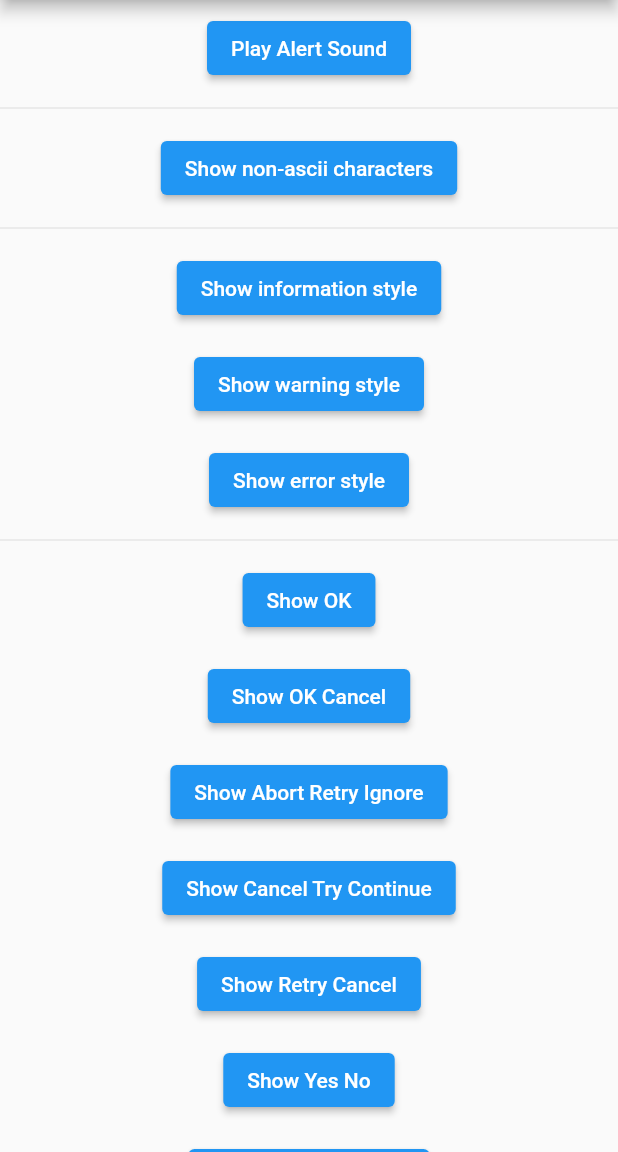
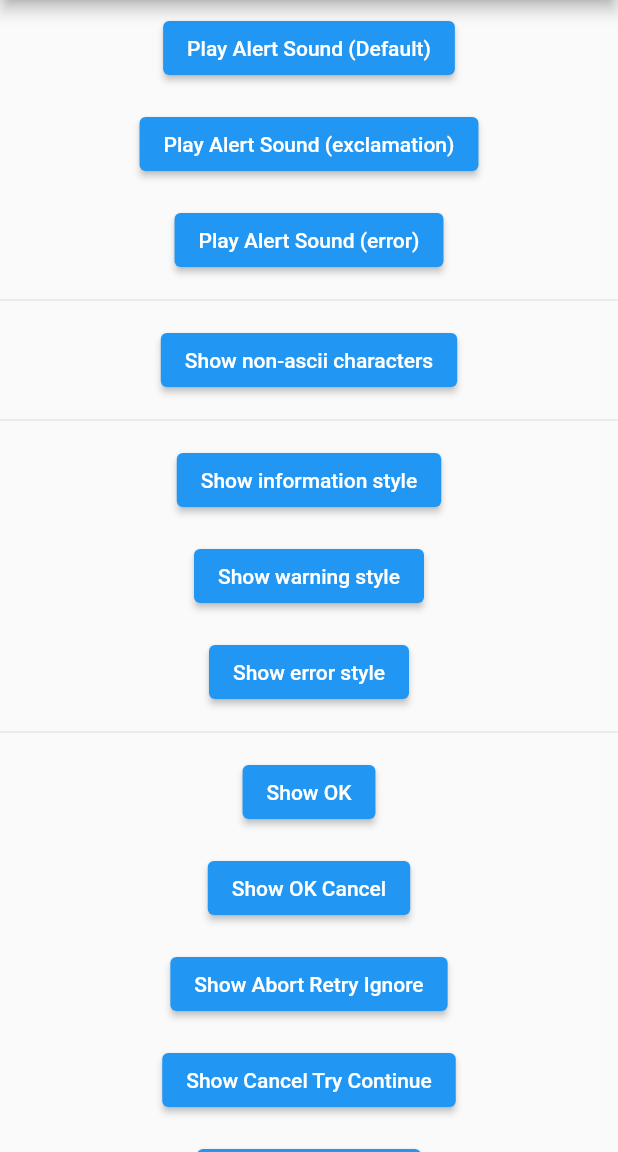
Before and after one commit to zonble/flutter_platform_alert, a Flutter app: the screen it shows after launch, on a phone screen of 412 x 824 dp, the part 84-1236 px from its top. Run offline on Flutter 3.47's test engine with Material 2 defaults, Android fonts, the light colour scheme and no system bars; missing offline and left inert: dart:html.

```diff
--- a/example/lib/main.dart
+++ b/example/lib/main.dart
@@ -29,7 +29,28 @@ class _MyAppState extends State<MyApp> {
                             onPressed: () async {
                               await FlutterPlatformAlert.playAlertSound();
                             },
-                            child: const Text('Play Alert Sound')),
+                            child: const Text('Play Alert Sound (Default)')),
+                      ),
+                      Padding(
+                        padding: const EdgeInsets.all(8.0),
+                        child: ElevatedButton(
+                            onPressed: () async {
+                              await FlutterPlatformAlert.playAlertSound(
+                                iconStyle: IconStyle.exclamation,
+                              );
+                            },
+                            child:
+                                const Text('Play Alert Sound (exclamation)')),
+                      ),
+                      Padding(
+                        padding: const EdgeInsets.all(8.0),
+                        child: ElevatedButton(
+                            onPressed: () async {
+                              await FlutterPlatformAlert.playAlertSound(
+                                iconStyle: IconStyle.error,
+                              );
+                            },
+                            child: const Text('Play Alert Sound (error)')),
                       ),
                       const Divider(),
                       Padding(
```
Also changed, not shown: lib/src/flutter_platform_alert.dart (+14 -4 lines), 1 other file.
